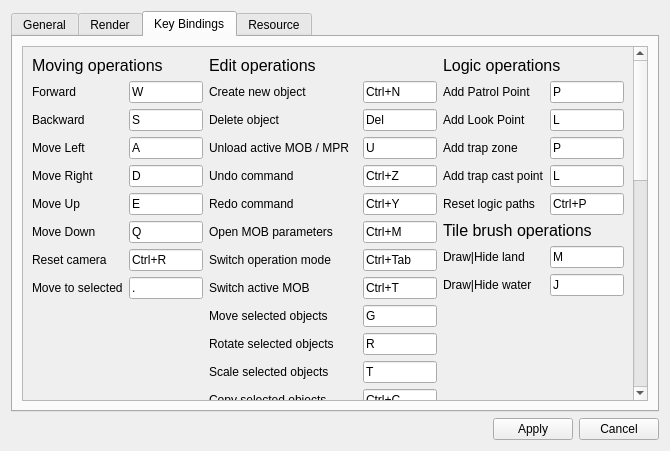
The window that source/app/settings.ui (Samolleg/ataman-mp) describes before a commit, drawn with Qt 5.
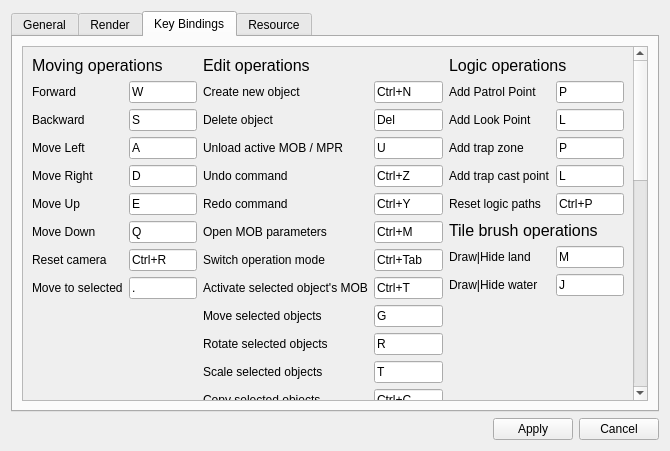
The same window after the commit.

Diff of the .ui file:
```diff
--- a/source/app/settings.ui
+++ b/source/app/settings.ui
@@ -603,7 +603,7 @@
              <item row="8" column="0">
               <widget class="QLabel" name="label_22">
                <property name="text">
-                <string>Switch active MOB</string>
+                <string>Activate selected object's MOB</string>
                </property>
               </widget>
              </item>
```
Left out of the diff: 2 changed lines with no effect on the pictures.
